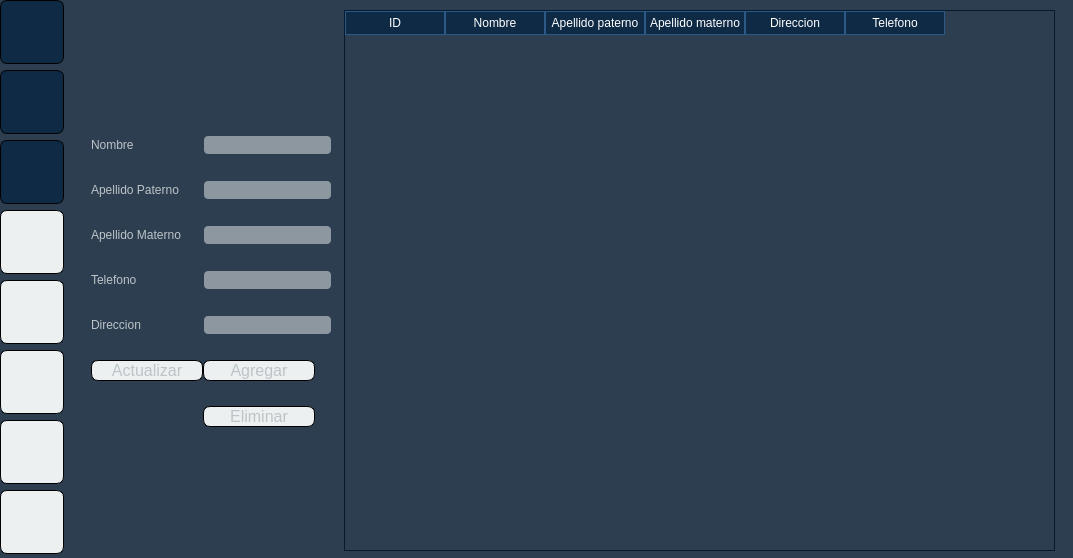
Before: the Qt Designer form Ing_Soft_II-Constructora-master/HomePage.ui in Alan-Yehoshua/Ing_Soft_II-Constructora, drawn with Qt 5.
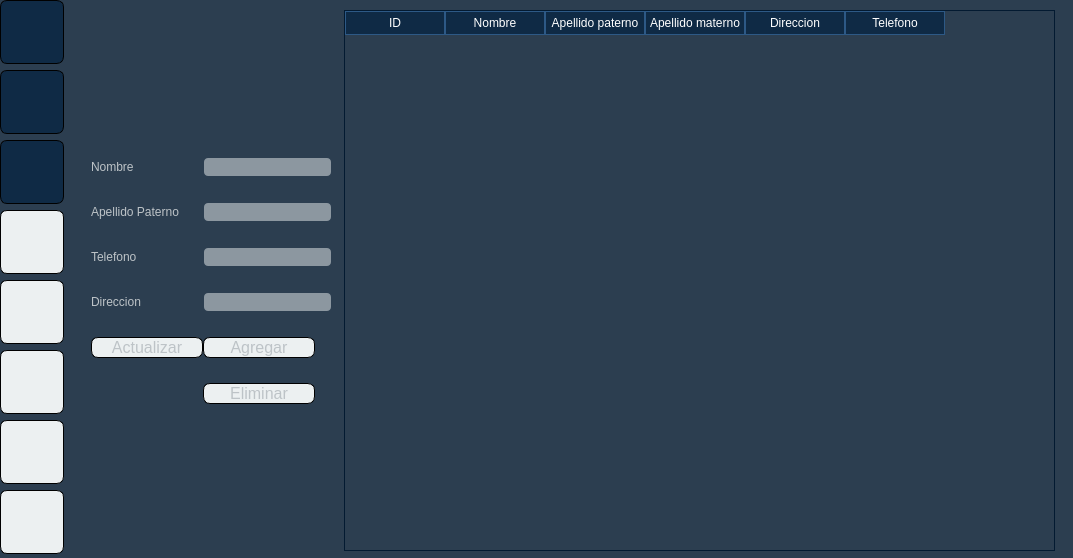
After: the same form once the commit is applied. Icons and pictures are not drawn.

Commit message: Cell to Input

Patch:
```diff
--- a/Ing_Soft_II-Constructora-master/HomePage.ui
+++ b/Ing_Soft_II-Constructora-master/HomePage.ui
@@ -450,30 +450,13 @@
           </widget>
          </item>
          <item row="2" column="0">
-          <widget class="QLabel" name="LastNameMa">
-           <property name="text">
-            <string>Apellido Materno</string>
-           </property>
-          </widget>
-         </item>
-         <item row="2" column="1">
-          <widget class="QLineEdit" name="LastNameMaCustomer">
-           <property name="sizePolicy">
-            <sizepolicy hsizetype="Fixed" vsizetype="Fixed">
-             <horstretch>0</horstretch>
-             <verstretch>0</verstretch>
-            </sizepolicy>
-           </property>
-          </widget>
-         </item>
-         <item row="3" column="0">
           <widget class="QLabel" name="NumberLabel">
            <property name="text">
             <string>Telefono</string>
            </property>
           </widget>
          </item>
-         <item row="3" column="1">
+         <item row="2" column="1">
           <widget class="QLineEdit" name="NumberCustomer">
            <property name="sizePolicy">
             <sizepolicy hsizetype="Fixed" vsizetype="Fixed">
@@ -483,14 +466,14 @@
            </property>
           </widget>
          </item>
-         <item row="4" column="0">
+         <item row="3" column="0">
           <widget class="QLabel" name="DireccionLabel">
            <property name="text">
             <string>Direccion</string>
            </property>
           </widget>
          </item>
-         <item row="4" column="1">
+         <item row="3" column="1">
           <widget class="QLineEdit" name="AddressCustomer">
            <property name="sizePolicy">
             <sizepolicy hsizetype="Fixed" vsizetype="Fixed">
@@ -500,7 +483,7 @@
            </property>
           </widget>
          </item>
-         <item row="5" column="0">
+         <item row="4" column="0">
           <widget class="QPushButton" name="UpdateCustomer">
            <property name="font">
             <font>
@@ -515,7 +498,7 @@
            </property>
           </widget>
          </item>
-         <item row="5" column="1">
+         <item row="4" column="1">
           <widget class="QPushButton" name="AddCustomer">
            <property name="sizePolicy">
             <sizepolicy hsizetype="Fixed" vsizetype="Fixed">
@@ -536,7 +519,7 @@
            </property>
           </widget>
          </item>
-         <item row="6" column="1">
+         <item row="5" column="1">
           <widget class="QPushButton" name="DeleteCustomer">
            <property name="sizePolicy">
             <sizepolicy hsizetype="Fixed" vsizetype="Fixed">
```
The commit also changes 1 other file.
